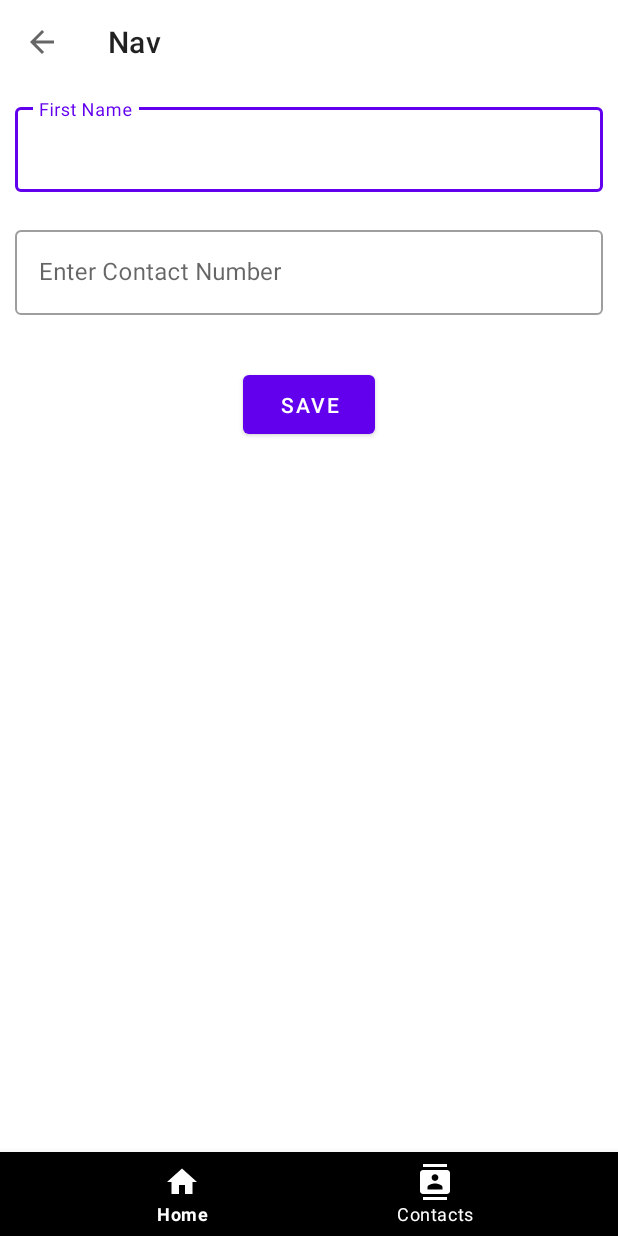
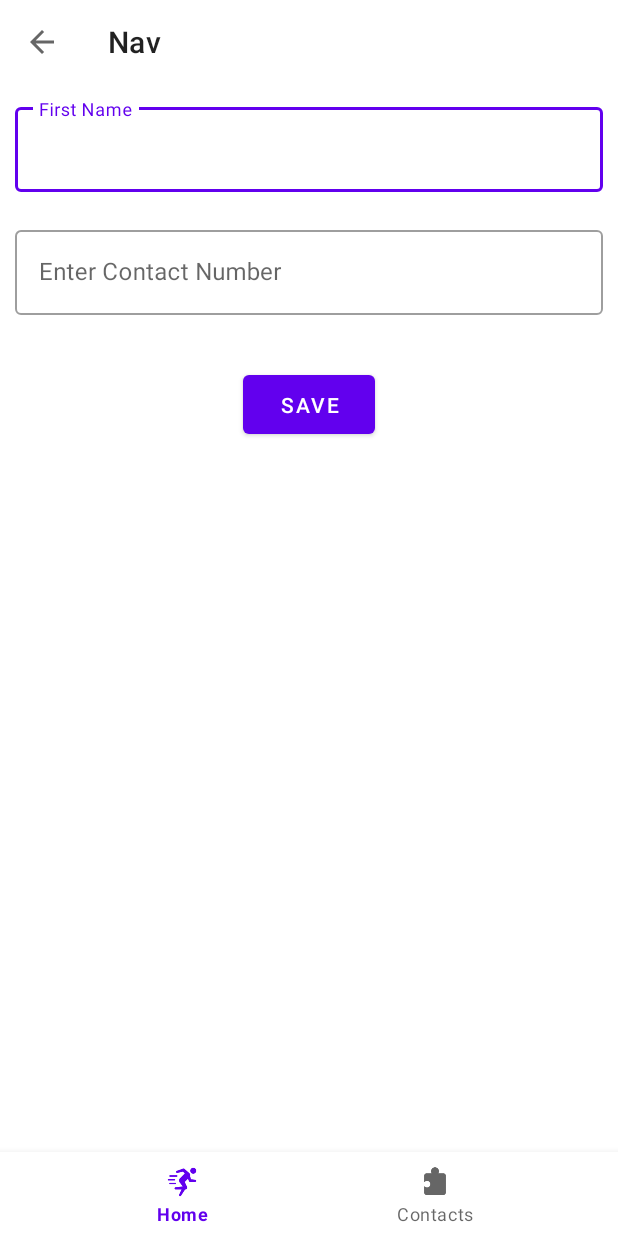
Before and after one commit to Siddharth-sing/Room-Bottom_Nav-RecyclerView, an Android app: the screen it shows after launch (BottomNavActivity), on a phone screen of 412 x 824 dp. Run offline under Robolectric (Android 15) with nearby library versions, the phone set to English and light mode, and no system bars; our stand-ins replace Room's generated code.

Commit message:
bottom nav UI

```diff
--- a/app/src/main/res/layout/activity_bottom_nav.xml
+++ b/app/src/main/res/layout/activity_bottom_nav.xml
@@ -19,14 +19,15 @@
         android:id="@+id/bottomNav"
         android:layout_width="match_parent"
         android:layout_height="wrap_content"
-
-        android:background="@color/black"
+        android:background="@color/white"
         app:layout_constraintBottom_toBottomOf="parent"
         app:layout_constraintEnd_toEndOf="parent"
         app:layout_constraintStart_toStartOf="parent"
         app:menu="@menu/menu"
-        app:itemIconTint="@color/white"
-        app:itemTextColor="@color/white" />
+
+        app:itemIconTint="nav_item"
+        app:itemTextColor="bottom"
+        />
 
     <FrameLayout
         android:id="@+id/fragment_container"
--- a/app/src/main/res/menu/menu.xml
+++ b/app/src/main/res/menu/menu.xml
@@ -2,10 +2,11 @@
 <menu xmlns:android="http://schemas.android.com/apk/res/android">
     <item
         android:id="@+id/home"
-        android:icon="@drawable/ic_home"
-        android:title="@string/home"/>
+        android:icon="@drawable/ic_exercise1"
+        android:title="@string/home"
+        />
     <item
         android:id="@+id/allContacts"
-        android:icon="@drawable/ic_ontacts"
+        android:icon="@drawable/ic_tools"
         android:title="@string/contacts"/>
 </menu>
```
Also changed, not shown: app/src/main/res/drawable-v24/ic_exercise1.png (added), app/src/main/res/drawable-v24/ic_tools.png (added).
